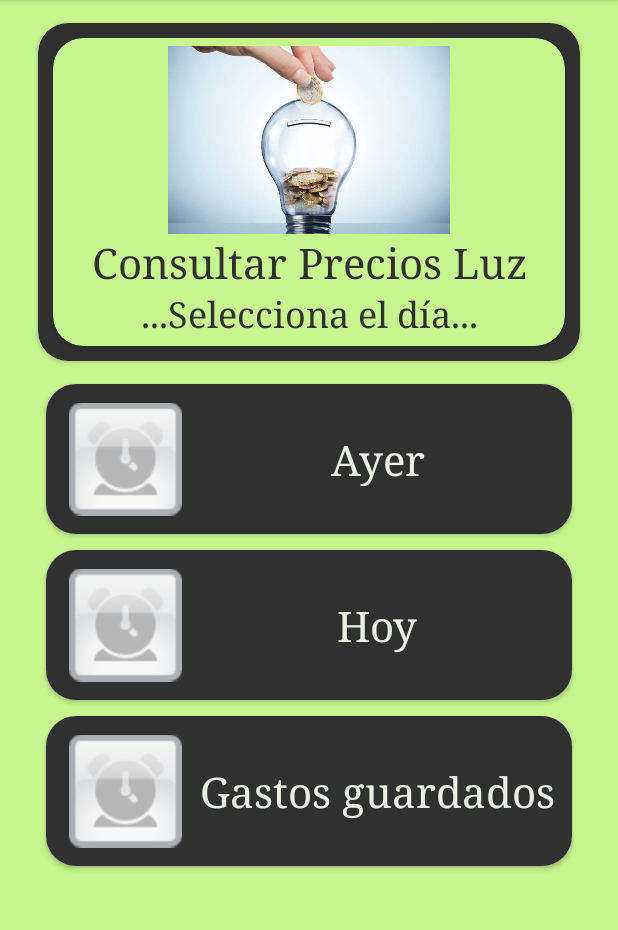
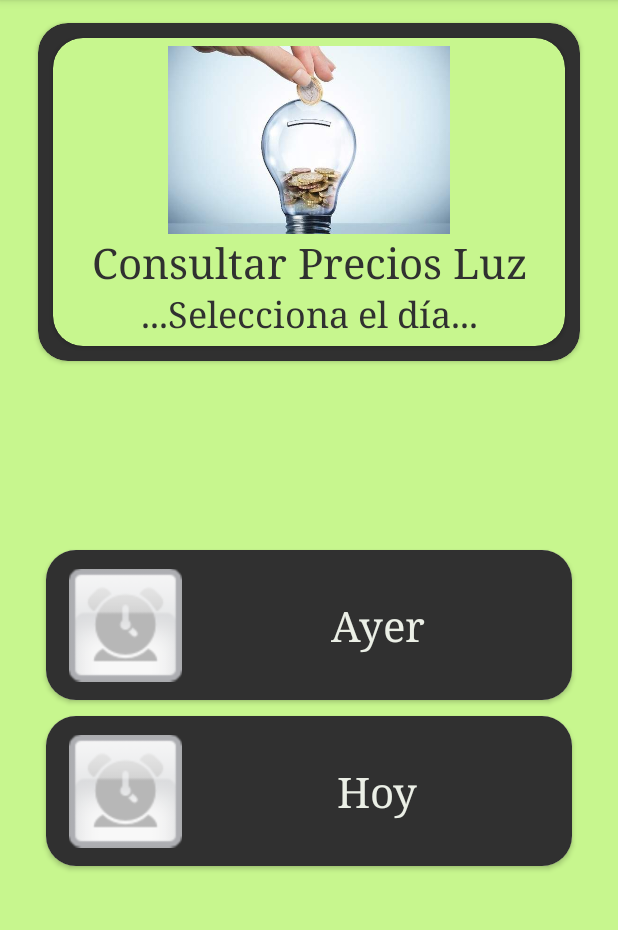
Before and after one commit to luismamix/esios_json_prueba_App, an Android app: the screen it shows after launch (MainActivity), on a phone screen of 412 x 824 dp, the part 84-1014 px from its top. Run offline under Robolectric (Android 15) with nearby library versions, the phone set to English and light mode, and no system bars.

Commit message:
Comprobar si hay datos guardados. Si no hay esconder boton "Gastos Guardados." Cambiar img boton eliminar de Ventana_Mostrar_Gastos_guardados.

```diff
--- a/app/src/main/java/com/example/esios_json_prueba_app/Adaptador.java
+++ b/app/src/main/java/com/example/esios_json_prueba_app/Adaptador.java
@@ -1,6 +1,8 @@
 package com.example.esios_json_prueba_app;
 
 import android.content.Intent;
+import android.database.Cursor;
+import android.database.sqlite.SQLiteDatabase;
 import android.graphics.Color;
 import android.view.LayoutInflater;
 import android.view.View;
@@ -11,11 +13,13 @@ import androidx.annotation.NonNull;
 import androidx.cardview.widget.CardView;
 import androidx.recyclerview.widget.RecyclerView;
 
+
 import java.util.List;
 
 public class Adaptador extends RecyclerView.Adapter<Adaptador.Item>{
     private List<String> dias;
     private int posicion_seleccionada =-1;
+    private SQLiteDatabase db;
 
     public Adaptador(List<String> dias) {
         this.dias = dias;
@@ -31,6 +35,24 @@ public class Adaptador extends RecyclerView.Adapter<Adaptador.Item>{
 
     @Override
     public void onBindViewHolder(@NonNull Item holder, int position) {
+
+        if(position == 0){
+            //comprobar si hay datos guardados. Sino los hay hace desaparecer el  boton "Datos Guardados"
+            BaseDatosHelper bdhelper  = new BaseDatosHelper(holder.itemView.getContext(),"MI_GASTO_ELECTRICO",null,1);
+            db = bdhelper.getReadableDatabase();
+            Cursor c =db.rawQuery("SELECT COUNT(*) FROM GASTO_ELECTRICO", null);
+            c.moveToFirst();
+            int count = c.getInt(0);
+            System.out.println( "Gastos guardados: " + count);
+            if( count > 0){
+                holder.itemView.setVisibility(View.VISIBLE);
+            } else{
+                holder.itemView.setVisibility(View.GONE);
+            }
+            c.close();
+        }
+
+
         holder.textDia.setText(dias.get(position));
         holder.cardView1.setOnClickListener(new View.OnClickListener() {
             @Override
@@ -43,8 +65,6 @@ public class Adaptador extends RecyclerView.Adapter<Adaptador.Item>{
         if(posicion_seleccionada == position){
             holder.imgDia.setImageResource(R.drawable.ic_menu_alarm);
             holder.textDia.setTextColor(Color.parseColor("#C7F68E"));
-
-
             Parametros parametros = new Parametros();
             parametros.setDia(holder.textDia.getText().toString());
             if(holder.textDia.getText().toString().equals("Gastos guardados")){
--- a/app/src/main/java/com/example/esios_json_prueba_app/MainActivity.java
+++ b/app/src/main/java/com/example/esios_json_prueba_app/MainActivity.java
@@ -50,12 +50,13 @@ public class MainActivity extends AppCompatActivity {
     private List<String> dias(){
 
         List<String> dias = new ArrayList<>();
+        dias.add("Gastos guardados");
         dias.add("Ayer");
         dias.add("Hoy");
         //si estas en el rango de 20h a 23:59h
         if(LocalTime.now().getHour() >= 20 && LocalTime.now().getHour() < 24)
             dias.add("Mañana");
-        dias.add("Gastos guardados");
+
 
         return dias;
     }
--- a/app/src/main/java/com/example/esios_json_prueba_app/Ventana_Calcular_Gasto_Electrico.java
+++ b/app/src/main/java/com/example/esios_json_prueba_app/Ventana_Calcular_Gasto_Electrico.java
@@ -258,7 +258,7 @@ public class Ventana_Calcular_Gasto_Electrico extends AppCompatActivity {
                         View layout = inflater.inflate(R.layout.toast_personalizado,
                                 (ViewGroup) findViewById(R.id.tostada));
 
-                        mensaje.setDuration(Toast.LENGTH_LONG);
+                        mensaje.setDuration(Toast.LENGTH_SHORT);
                         mensaje.setGravity(Gravity.CENTER,0,0);
                         mensaje.setView(layout);
                         mensaje.show();
@@ -304,6 +304,7 @@ public class Ventana_Calcular_Gasto_Electrico extends AppCompatActivity {
         RadioGroup rbg = findViewById(id_rbg_pot);
 
         switch (row){
+            //resto electrodomesticos
             case 1:
             case 8:
             case 9:
--- a/app/src/main/java/com/example/esios_json_prueba_app/Ventana_seleccionar_tarifa.java
+++ b/app/src/main/java/com/example/esios_json_prueba_app/Ventana_seleccionar_tarifa.java
@@ -6,11 +6,11 @@ import android.content.Intent;
 import android.graphics.Color;
 import android.os.Bundle;
 import android.view.View;
-import android.widget.Button;
 import android.widget.ImageButton;
 import android.widget.TextView;
 
 public class Ventana_seleccionar_tarifa extends AppCompatActivity {
+
     private TextView v2_titulo;
     private TextView textcanarias;
     private TextView textbaleares;
@@ -162,7 +162,9 @@ public class Ventana_seleccionar_tarifa extends AppCompatActivity {
         v2_bsalir.setOnClickListener(new View.OnClickListener() {
             @Override
             public void onClick(View v) {
-                finish();
+                Intent i = new Intent(getApplicationContext(), MainActivity.class);
+                startActivity(i);
+                //finish();
             }
         });
 
```
Also changed, not shown: app/src/main/java/com/example/esios_json_prueba_app/Ventana_Mostrar_Gastos_guardados.java (+6 -4 lines), app/src/main/res/drawable-v24/b_eliminar.xml (added, +8 -0 lines), app/src/main/res/drawable/ic_grey_menu_upload.png (added), app/src/main/res/drawable/ic_menu_upload.png (added), app/src/main/res/drawable/remove_pushed.png (added).
